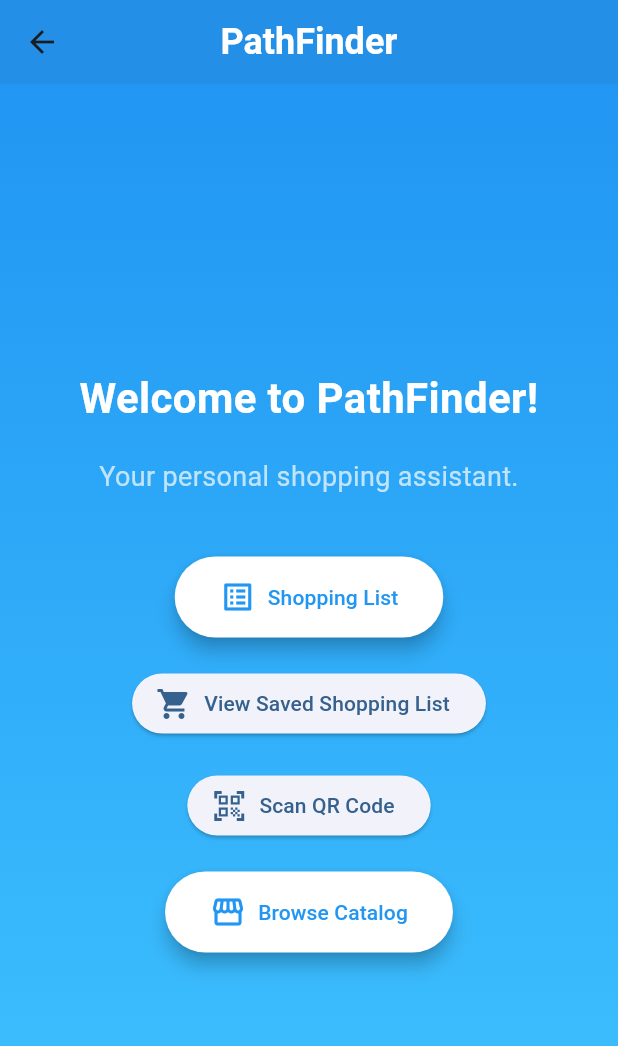
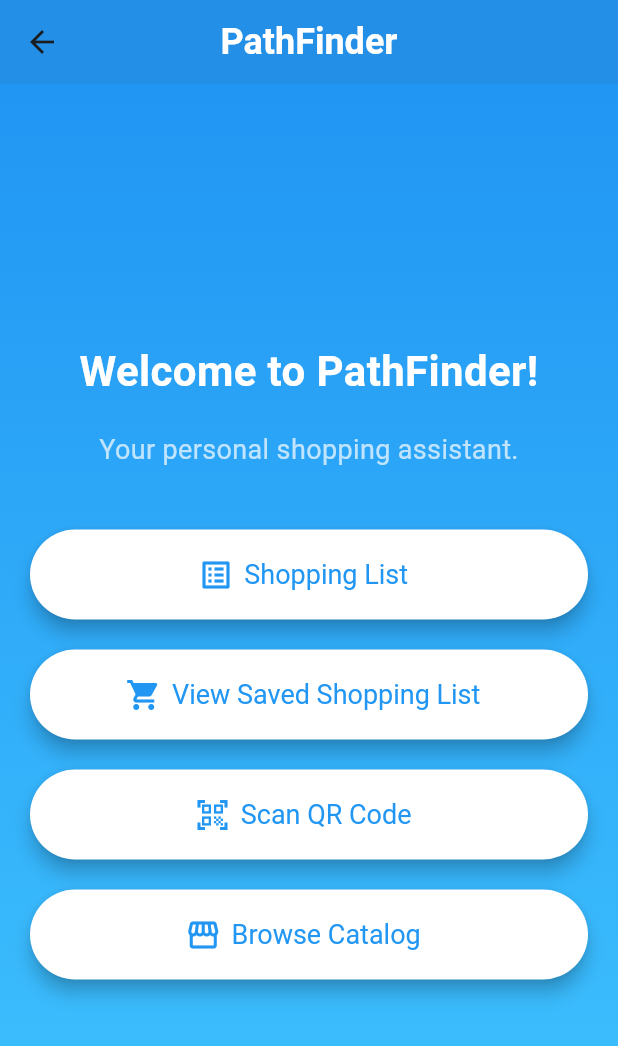
Before and after one commit to Anuxi4321/PathFinder-Mobile-App, a Flutter app: the LandingScreen screen opened by its route, on a phone screen of 412 x 824 dp. Shown: the top 1046 px of the screen. Run offline on Flutter 3.47's test engine with Material 3 defaults, Android fonts, the phone set to English and light mode, and no system bars; our stand-ins replace sqflite, sqflite_common_ffi; missing offline and left inert: android_intent_plus; accounts and stored records are empty.

Commit message:
ui update

```diff
--- a/mobilecartapp/lib/landing_screen.dart
+++ b/mobilecartapp/lib/landing_screen.dart
@@ -105,6 +105,15 @@ class LandingScreen extends StatelessWidget {
 
     @override
     Widget build(BuildContext context) {
+      final ButtonStyle commonButtonStyle = ElevatedButton.styleFrom(
+        backgroundColor: Colors.white,
+        foregroundColor: Colors.blue,
+        minimumSize: const Size.fromHeight(60), // Ensures same height
+        textStyle: const TextStyle(fontSize: 18),
+        shape: RoundedRectangleBorder(borderRadius: BorderRadius.circular(30)),
+        elevation: 5,
+      );
+
       return Scaffold(
         appBar: AppBar(
           title: const Text(
@@ -145,47 +154,49 @@ class LandingScreen extends StatelessWidget {
                     textAlign: TextAlign.center,
                   ),
                   const SizedBox(height: 40),
-                ElevatedButton.icon(
+
+                  SizedBox(
+                    width: double.infinity,
+                    child: ElevatedButton.icon(
                       onPressed: () =>
                           Navigator.pushNamed(context, '/shopping_list'),
                       icon: const Icon(Icons.list_alt, size: 24),
                       label: const Text('Shopping List'),
-                  style: ElevatedButton.styleFrom(
-                    backgroundColor: Colors.white,
-                    foregroundColor: Colors.blue,
-                    padding: const EdgeInsets.symmetric(
-                        horizontal: 30, vertical: 15),
-                    shape: RoundedRectangleBorder(
-                        borderRadius: BorderRadius.circular(30)),
-                    elevation: 5,
+                      style: commonButtonStyle,
                     ),
                   ),
                   const SizedBox(height: 20),
-                ElevatedButton.icon(
+
+                  SizedBox(
+                    width: double.infinity,
+                    child: ElevatedButton.icon(
                       onPressed: () => _showSavedShoppingLists(context),
                       icon: const Icon(Icons.shopping_cart, size: 24),
                       label: const Text('View Saved Shopping List'),
+                      style: commonButtonStyle,
+                    ),
                   ),
                   const SizedBox(height: 20),
-                ElevatedButton.icon(
+
+                  SizedBox(
+                    width: double.infinity,
+                    child: ElevatedButton.icon(
                       onPressed: () =>
                           Navigator.pushNamed(context, '/qr_scanner'),
                       icon: const Icon(Icons.qr_code_scanner, size: 24),
                       label: const Text('Scan QR Code'),
+                      style: commonButtonStyle,
+                    ),
                   ),
                   const SizedBox(height: 20),
-                ElevatedButton.icon(
+
+                  SizedBox(
+                    width: double.infinity,
+                    child: ElevatedButton.icon(
                       onPressed: () => Navigator.pushNamed(context, '/catalog'),
                       icon: const Icon(Icons.storefront, size: 24),
                       label: const Text('Browse Catalog'),
-                  style: ElevatedButton.styleFrom(
-                    backgroundColor: Colors.white,
-                    foregroundColor: Colors.blue,
-                    padding: const EdgeInsets.symmetric(
-                        horizontal: 30, vertical: 15),
-                    shape: RoundedRectangleBorder(
-                        borderRadius: BorderRadius.circular(30)),
-                    elevation: 5,
+                      style: commonButtonStyle,
                     ),
                   ),
                 ],
```
Also changed, not shown: 1 other file. Lines whose indentation alone changed are shown as unchanged.
